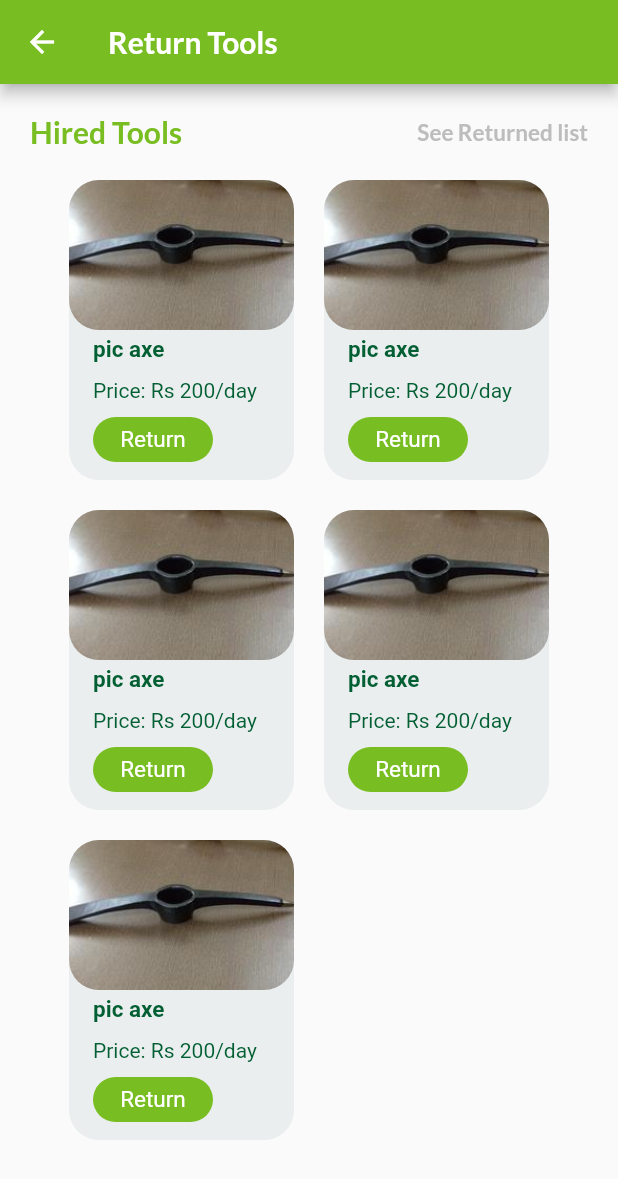
After one commit to jyodesh10/Agroo-Tools, a Flutter app: the Returntem screen opened directly, on a phone screen of 412 x 824 dp. The commit adds this screen. Shown: the top 1179 px of the screen. Run offline on Flutter 3.47's test engine with Material 2 defaults, Android fonts, the phone set to English and light mode, and no system bars; our stand-ins replace get, google_fonts, image_picker, table_calendar.

Commit message:
return tools

```diff
--- a/lib/screens/checkout/checkout.dart
+++ b/lib/screens/checkout/checkout.dart
@@ -2,6 +2,7 @@ import 'package:agrotools/app/controllers/checkout_controller.dart';
 import 'package:agrotools/constant/colors.dart';
 import 'package:agrotools/theme.dart';
 import 'package:agrotools/widgets/app_button.dart';
+import 'package:agrotools/widgets/snackbar.dart';
 import 'package:flutter/material.dart';
 import 'package:get/get.dart';
 import 'package:table_calendar/table_calendar.dart';
@@ -46,6 +47,8 @@ class CheckoutPage extends StatelessWidget {
                 label: 'Rent Now',
                 onTap: () {
                   Get.snackbar('processing', '');
+                  getSnackbar(
+                      message: 'Rent succesfull', bgColor: Colors.green);
                 }),
             const SizedBox(height: 20),
           ],
--- a/lib/screens/home/home.dart
+++ b/lib/screens/home/home.dart
@@ -3,6 +3,7 @@ import 'package:agrotools/screens/additems/additem.dart';
 import 'package:agrotools/screens/details/itemdetails.dart';
 import 'package:agrotools/screens/login/login.dart';
 import 'package:agrotools/screens/profile/profilepage.dart';
+import 'package:agrotools/screens/returnitem/returnitem.dart';
 import 'package:agrotools/screens/search/search.dart';
 import 'package:agrotools/theme.dart';
 import 'package:flutter/material.dart';
@@ -191,6 +192,20 @@ class HomePage extends StatelessWidget {
             },
           ),
           ListTile(
+            leading: Icon(Icons.add),
+            title: const Text('Add Tools'),
+            onTap: () {
+              Get.to(AddItem());
+            },
+          ),
+          ListTile(
+            leading: Icon(Icons.settings),
+            title: const Text('Retun Tools'),
+            onTap: () {
+              Get.to(Returntem());
+            },
+          ),
+          ListTile(
             leading: Icon(Icons.person),
             title: const Text('Profile'),
             onTap: () {
--- /dev/null
+++ b/lib/screens/returnitem/returnitem.dart
@@ -0,0 +1,78 @@
+import 'package:agrotools/theme.dart';
+import 'package:agrotools/widgets/itemcard.dart';
+import 'package:flutter/material.dart';
+
+import '../../constant/colors.dart';
+
+class Returntem extends StatelessWidget {
+  const Returntem({Key? key}) : super(key: key);
+
+  @override
+  Widget build(BuildContext context) {
+    return Scaffold(
+      appBar: AppBar(
+        backgroundColor: AppColors.mainGreen,
+        title: Text(
+          "Return Tools",
+          style: headingStyle.copyWith(color: Colors.white),
+        ),
+      ),
+      body: SingleChildScrollView(
+        child: Container(
+          padding: EdgeInsets.all(20),
+          child: Column(
+            children: [
+              Row(
+                children: [
+                  Text(
+                    'Hired Tools',
+                    style: headingStyle,
+                  ),
+                  Spacer(),
+                  Text(
+                    'See Returned list',
+                    style: subHeadingStyle.copyWith(fontSize: 15),
+                  )
+                ],
+              ),
+              SizedBox(
+                height: 20,
+              ),
+              Wrap(
+                runSpacing: 20,
+                spacing: 20,
+                children: const [
+                  ItemCard(
+                      image: 'assets/pic axe.jpg',
+                      name: 'pic axe',
+                      price: '200'),
+                  ItemCard(
+                      image: 'assets/pic axe.jpg',
+                      name: 'pic axe',
+                      price: '200'),
+
+                  ItemCard(
+                      image: 'assets/pic axe.jpg',
+                      name: 'pic axe',
+                      price: '200'),
+
+                  ItemCard(
+                      image: 'assets/pic axe.jpg',
+                      name: 'pic axe',
+                      price: '200'),
+
+                  ItemCard(
+                      image: 'assets/pic axe.jpg',
+                      name: 'pic axe',
+                      price: '200'),
+
+                  // buildItemCard(),
+                ],
+              ),
+            ],
+          ),
+        ),
+      ),
+    );
+  }
+}
--- /dev/null
+++ b/lib/widgets/itemcard.dart
@@ -0,0 +1,82 @@
+import 'package:flutter/material.dart';
+import 'package:get/get.dart';
+
+import '../constant/colors.dart';
+import '../screens/details/itemdetails.dart';
+import '../theme.dart';
+
+class ItemCard extends StatelessWidget {
+  const ItemCard(
+      {Key? key, required this.image, required this.name, required this.price})
+      : super(key: key);
+
+  final String image;
+  final String name;
+  final String price;
+
+  @override
+  Widget build(BuildContext context) {
+    return Container(
+      width: 150,
+      height: 200,
+      decoration: BoxDecoration(
+          color: AppColors.mainGrey, borderRadius: BorderRadius.circular(20)),
+      child: Column(
+        children: [
+          Expanded(
+              flex: 1,
+              child: ClipRRect(
+                borderRadius: BorderRadius.circular(20),
+                child: SizedBox(
+                  width: 150,
+                  child: Image.asset(
+                    image,
+                    fit: BoxFit.fitHeight,
+                  ),
+                ),
+              )),
+          Expanded(
+              flex: 1,
+              child: ListTile(
+                title: Column(
+                  crossAxisAlignment: CrossAxisAlignment.start,
+                  children: [
+                    Text(
+                      name,
+                      style: subtitleStyle.copyWith(
+                          fontSize: 15,
+                          fontWeight: FontWeight.w700,
+                          color: AppColors.textGreen),
+                    ),
+                    const SizedBox(height: 10),
+                    Text(
+                      "Price: Rs ${price}/day",
+                      style: subtitleStyle.copyWith(color: AppColors.textGreen),
+                    ),
+                    const SizedBox(height: 10),
+                    InkWell(
+                      onTap: () => Get.to(ItemDetailsPage(
+                          image: image, name: name, price: price)),
+                      child: Container(
+                        height: 30,
+                        width: 80,
+                        decoration: BoxDecoration(
+                            color: AppColors.mainGreen,
+                            borderRadius: BorderRadius.circular(20)),
+                        child: Center(
+                            child: Text(
+                          "Return",
+                          style: subtitleStyle.copyWith(
+                              fontSize: 15, color: Colors.white),
+                        )),
+                      ),
+                    ),
+                    const SizedBox(height: 10),
+                  ],
+                ),
+              ))
+        ],
+      ),
+    );
+  }
+}
```
